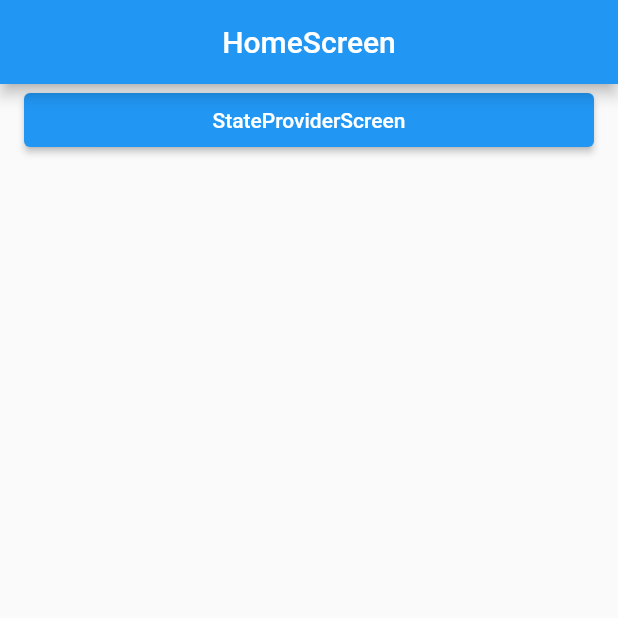
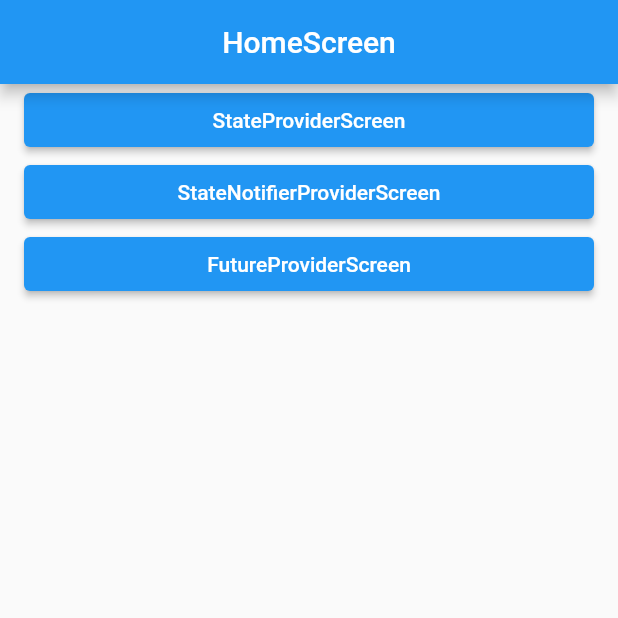
Before and after one commit to jaehee21232/riverpod_test, a Flutter app: the screen it shows after launch, on a phone screen of 412 x 824 dp, the top half of it. Run offline on Flutter 3.47's test engine with Material 2 defaults, Android fonts, the phone set to English and light mode, and no system bars; our stand-ins replace flutter_riverpod.

Commit message:
feat: FutureProvider

```diff
--- a/lib/screen/home_screen.dart
+++ b/lib/screen/home_screen.dart
@@ -1,5 +1,8 @@
 import 'package:flutter/material.dart';
+import 'package:flutter_riverpod/flutter_riverpod.dart';
 import 'package:riverpod_test/layout/default_layout.dart';
+import 'package:riverpod_test/screen/future_provider_screen.dart';
+import 'package:riverpod_test/screen/state_notifier_provider_screen.dart';
 import 'package:riverpod_test/screen/state_provider_screen.dart';
 
 class HomeScreen extends StatelessWidget {
@@ -17,6 +20,22 @@ class HomeScreen extends StatelessWidget {
             ));
           },
           child: Text("StateProviderScreen"),
+        ),
+        ElevatedButton(
+          onPressed: () {
+            Navigator.of(context).push(MaterialPageRoute(
+              builder: (context) => StateNotifierProviderScreen(),
+            ));
+          },
+          child: Text("StateNotifierProviderScreen"),
+        ),
+        ElevatedButton(
+          onPressed: () {
+            Navigator.of(context).push(MaterialPageRoute(
+              builder: (context) => FutureProviderScreen(),
+            ));
+          },
+          child: Text("FutureProviderScreen"),
         )
       ]),
     );
```
Also changed, not shown: lib/riverpod/future_provider.dart (added, +8 -0 lines), lib/screen/future_provider_screen.dart (added, +34 -0 lines).
